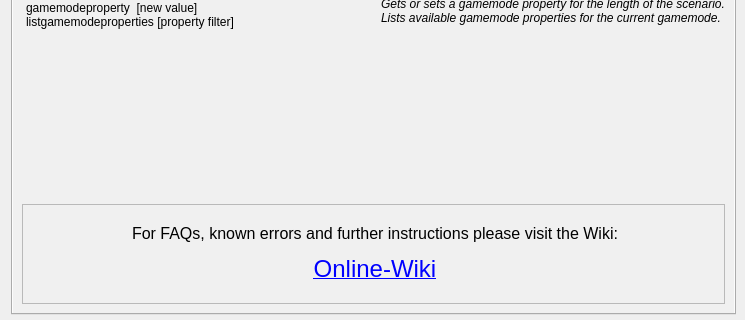
sargolin/ISRT-Insurgency-Sandstorm-RCON-TOOL-and-Mapchanger, file source_files/isrt_main_tabbed_v0.6.ui: the form before one commit; both pictures show x 0 to 745 and y 476 to 796 of the 745 by 796 pixel window.
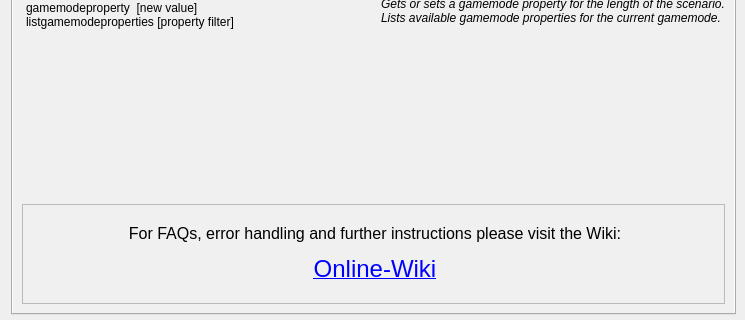
The form after the commit. The open tabs and pages were chosen to show the change. Icons and pictures are not drawn.

Diff of the .ui file:
```diff
--- a/source_files/isrt_main_tabbed_v0.6.ui
+++ b/source_files/isrt_main_tabbed_v0.6.ui
@@ -3439,7 +3439,7 @@
             <enum>QFrame::StyledPanel</enum>
            </property>
            <property name="text">
-            <string>&lt;html&gt;&lt;head/&gt;&lt;body&gt;&lt;p align=&quot;center&quot;&gt;&lt;span style=&quot; font-size:12pt;&quot;&gt;For FAQs, known errors and further instructions please visit the Wiki:&lt;/span&gt;&lt;/p&gt;&lt;p align=&quot;center&quot;&gt;&lt;a href=&quot;https://github.com/olli-e/ISRT-Insurgency-Sandstorm-RCON-Query-Tool/wiki&quot;&gt;&lt;span style=&quot; font-size:18pt; text-decoration: underline; color:#0000ff;&quot;&gt;Online-Wiki&lt;/span&gt;&lt;/a&gt;&lt;/p&gt;&lt;/body&gt;&lt;/html&gt;</string>
+            <string>&lt;html&gt;&lt;head/&gt;&lt;body&gt;&lt;p align=&quot;center&quot;&gt;&lt;span style=&quot; font-size:12pt;&quot;&gt;For FAQs, error handling and further instructions please visit the Wiki:&lt;/span&gt;&lt;/p&gt;&lt;p align=&quot;center&quot;&gt;&lt;a href=&quot;https://github.com/olli-e/ISRT-Insurgency-Sandstorm-RCON-Query-Tool/wiki&quot;&gt;&lt;span style=&quot; font-size:18pt; text-decoration: underline; color:#0000ff;&quot;&gt;Online-Wiki&lt;/span&gt;&lt;/a&gt;&lt;/p&gt;&lt;/body&gt;&lt;/html&gt;</string>
            </property>
            <property name="openExternalLinks">
             <bool>true</bool>
```
Left out of the diff: 2 changed lines with no effect on the pictures.
